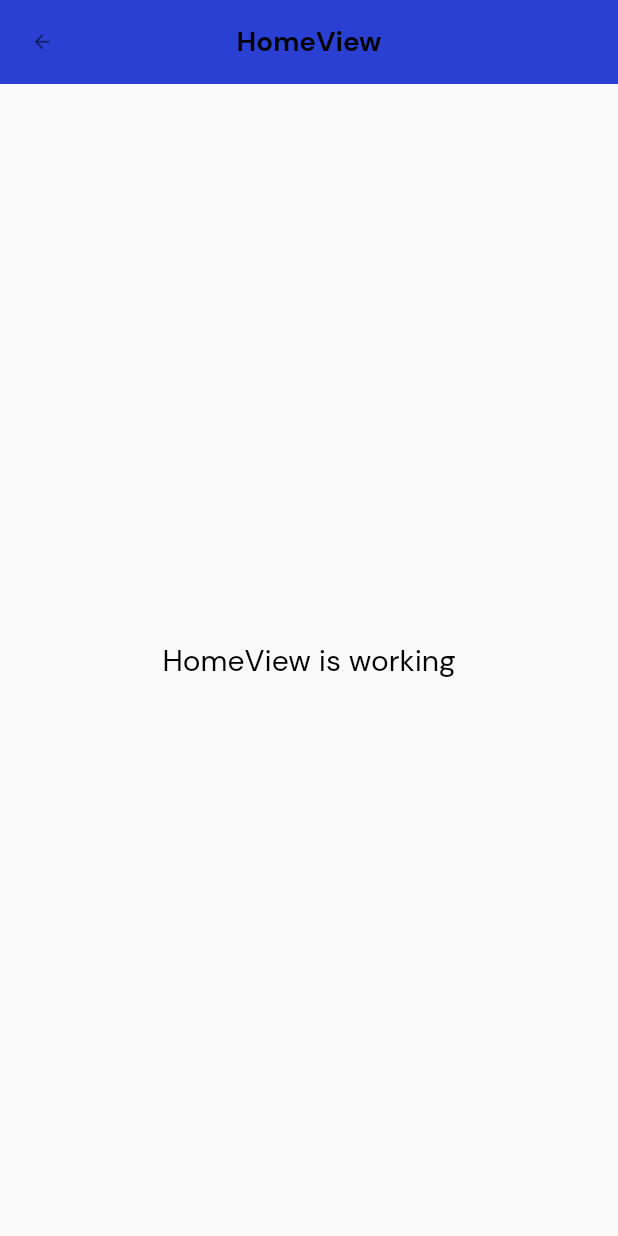
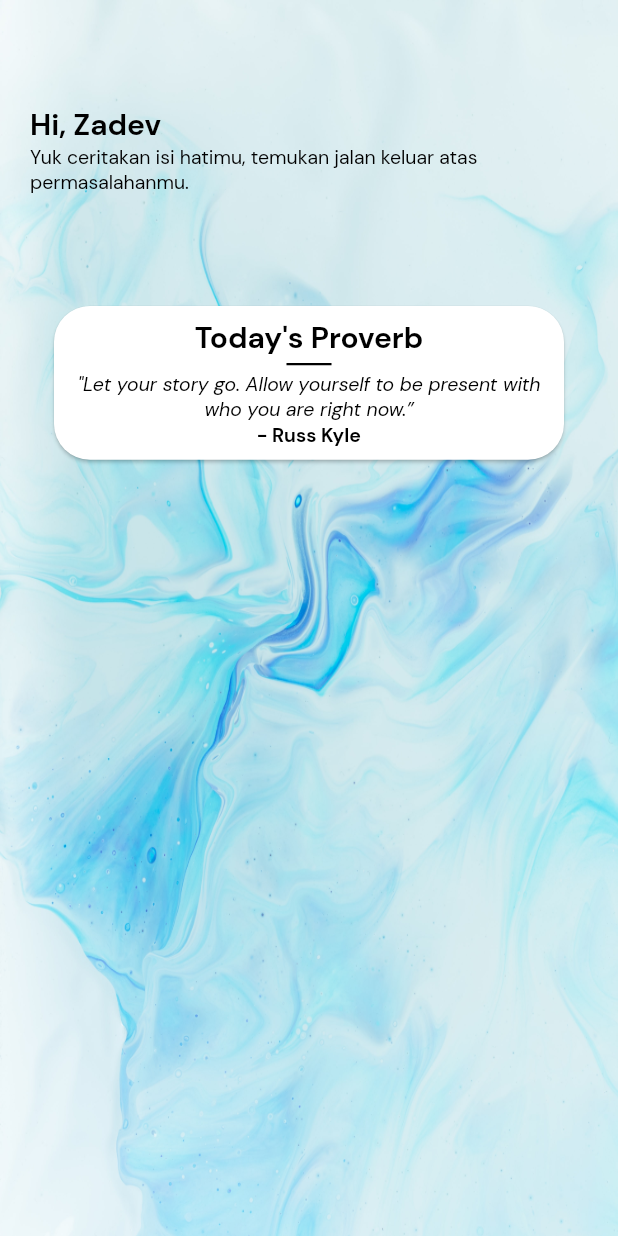
Before and after one commit to inyong1/lucely, a Flutter app: the HomeView screen opened by its route, on a phone screen of 412 x 824 dp. Run offline on Flutter 3.47's test engine with Material 2 defaults, Android fonts, the light colour scheme and no system bars; our stand-ins replace get, get_storage; accounts and stored records are empty.

Commit message:
Pengerjaan home view

```diff
--- a/lib/app/modules/home/views/home_view.dart
+++ b/lib/app/modules/home/views/home_view.dart
@@ -1,23 +1,37 @@
 import 'package:flutter/material.dart';
 
 import 'package:get/get.dart';
+import 'package:lucely/app/modules/home/views/widgets/greeting_widget.dart';
+import 'package:lucely/app/modules/home/views/widgets/proverb_card_widget.dart';
 
 import '../controllers/home_controller.dart';
 
 class HomeView extends GetView<HomeController> {
   const HomeView({Key? key}) : super(key: key);
+
   @override
   Widget build(BuildContext context) {
     return Scaffold(
-      appBar: AppBar(
-        title: const Text('HomeView'),
-        centerTitle: true,
-      ),
-      body: Center(
-        child: Text(
-          'HomeView is working',
-          style: TextStyle(fontSize: 20),
-        ),
+      body: Stack(
+        fit: StackFit.expand,
+        children: [
+          Image.asset("assets/images/bgblue.jpg",fit: BoxFit.fill),
+          const Padding(
+            padding: EdgeInsets.only(top: 70, left: 20, right: 20),
+            child: GreetingWidget(),
+          ),
+          SingleChildScrollView(
+            padding: const EdgeInsets.only(top: 200),
+            child: Column(
+              mainAxisSize: MainAxisSize.min,
+              crossAxisAlignment: CrossAxisAlignment.stretch,
+              children: const [
+                Padding(padding: EdgeInsets.symmetric(horizontal: 32), child: ProverbCardWidget())
+              ],
+            ),
+          ),
+
+        ],
       ),
     );
   }
--- /dev/null
+++ b/lib/app/modules/home/views/widgets/greeting_widget.dart
@@ -0,0 +1,21 @@
+import 'package:flutter/material.dart';
+
+import '../../../../constant/app_color.dart';
+
+class GreetingWidget extends StatelessWidget {
+  const GreetingWidget({super.key});
+
+  @override
+  Widget build(BuildContext context) {
+    return Column(
+      crossAxisAlignment: CrossAxisAlignment.stretch,
+      children: const [
+        Text(
+          "Hi, Zadev",
+          style: TextStyle(fontSize: 20, fontWeight: FontWeight.bold, color: AppColor.black),
+        ),
+        Text('Yuk ceritakan isi hatimu, temukan jalan keluar atas permasalahanmu.'),
+      ],
+    );
+  }
+}
--- /dev/null
+++ b/lib/app/modules/home/views/widgets/proverb_card_widget.dart
@@ -0,0 +1,43 @@
+import 'package:flutter/material.dart';
+
+import '../../../../constant/app_color.dart';
+
+class ProverbCardWidget extends StatelessWidget {
+  const ProverbCardWidget({super.key});
+
+  @override
+  Widget build(BuildContext context) {
+    return Card(
+      shape: RoundedRectangleBorder(borderRadius: BorderRadius.circular(24)),
+      child: Padding(
+        padding: const EdgeInsets.all(8.0),
+        child: Column(
+          crossAxisAlignment: CrossAxisAlignment.center,
+          children: [
+            const Text(
+              "Today's Proverb",
+              style: TextStyle(fontSize: 20, fontWeight: FontWeight.bold, color: AppColor.black),
+            ),
+            Container(
+              width: 30,
+              height: 1.5,
+              color: AppColor.black,
+              margin: const EdgeInsets.symmetric(vertical: 4),
+            ),
+            const Text(
+              '"Let your story go. Allow yourself to be present with who you are right now.”',
+              style: TextStyle(fontStyle: FontStyle.italic),
+              textAlign: TextAlign.center,
+            ),
+            Row(mainAxisSize: MainAxisSize.min, children: const [
+              Text(
+                '- Russ Kyle',
+                style: TextStyle(fontWeight: FontWeight.bold, color: AppColor.black),
+              ),
+            ])
+          ],
+        ),
+      ),
+    );
+  }
+}
```
Also changed, not shown: assets/images/bgblue.jpg (added).
